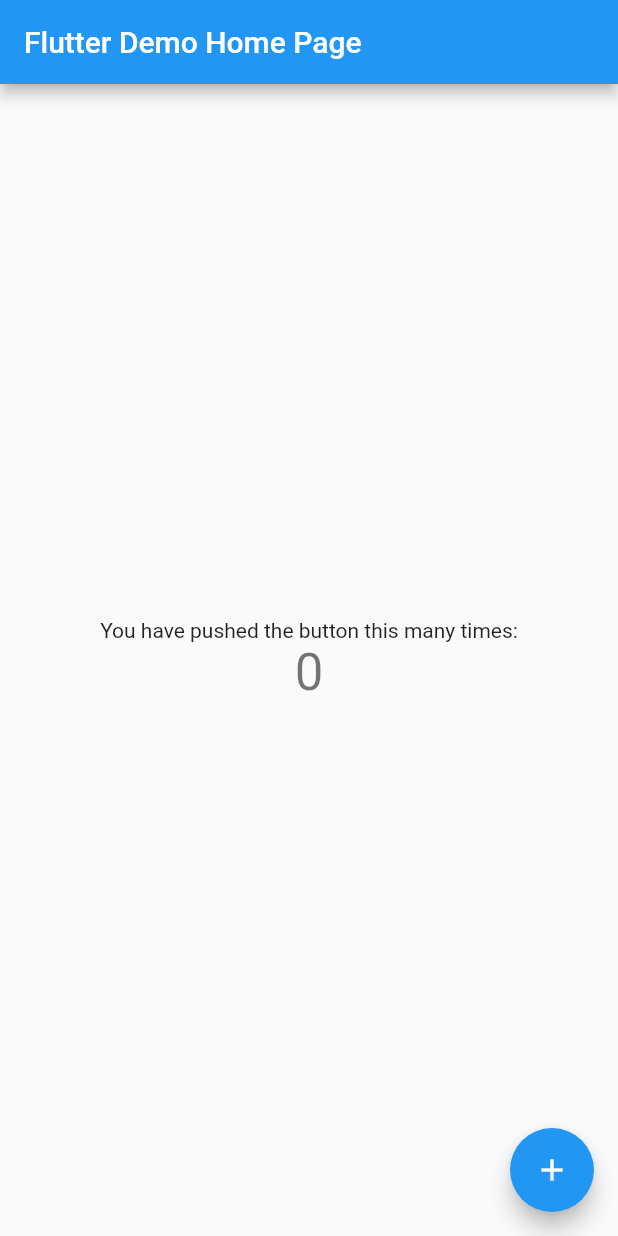
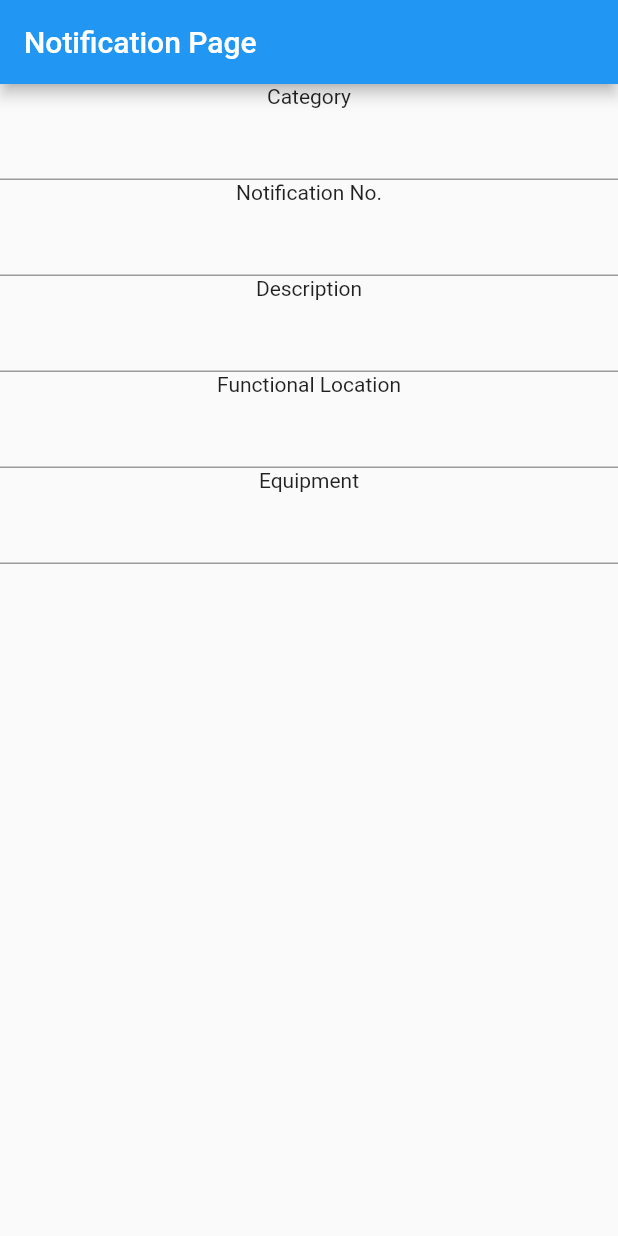
Before and after one commit to techzas/smart-operator, a Flutter app: the screen it shows after launch, on a phone screen of 412 x 824 dp. Run offline on Flutter 3.47's test engine with Material 2 defaults, Android fonts, the phone set to English and light mode, and no system bars.

Commit message:
add noti page

```diff
--- a/lib/main.dart
+++ b/lib/main.dart
@@ -1,4 +1,5 @@
 import 'package:flutter/material.dart';
+import 'package:smart_operator/pages/notification_page.dart';
 
 void main() => runApp(MyApp());
 
@@ -20,7 +21,7 @@ class MyApp extends StatelessWidget {
         // is not restarted.
         primarySwatch: Colors.blue,
       ),
-      home: MyHomePage(title: 'Flutter Demo Home Page'),
+      home: NotificationPage(),
     );
   }
 }
--- /dev/null
+++ b/lib/pages/notification_page.dart
@@ -0,0 +1,26 @@
+import 'package:flutter/material.dart';
+
+class NotificationPage extends StatelessWidget {
+  @override
+  Widget build(BuildContext context) {
+    return Scaffold(
+      appBar: AppBar(
+        title: Text('Notification Page'),
+      ),
+      body: Column(
+        children: <Widget>[
+          Text('Category'),
+          TextFormField(),
+          Text('Notification No.'),
+          TextFormField(),
+          Text('Description'),
+          TextFormField(),
+          Text('Functional Location'),
+          TextFormField(),
+          Text('Equipment'),
+          TextFormField(),
+        ],
+      ),
+    );
+  }
+}
```
Also changed, not shown: pubspec.lock.
